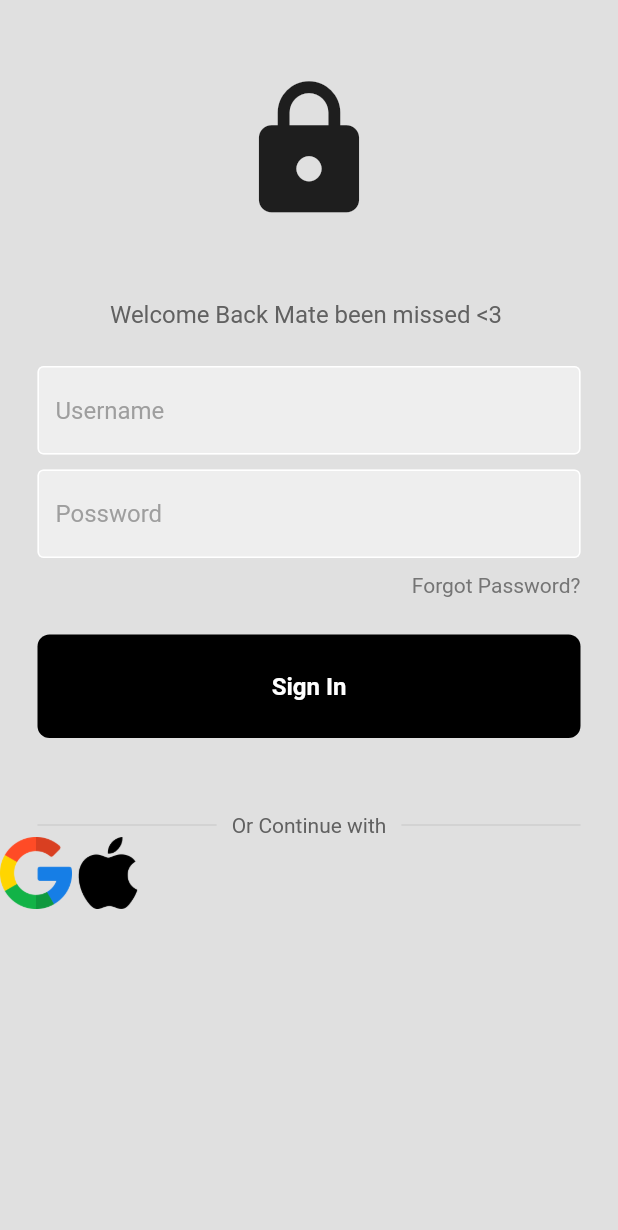
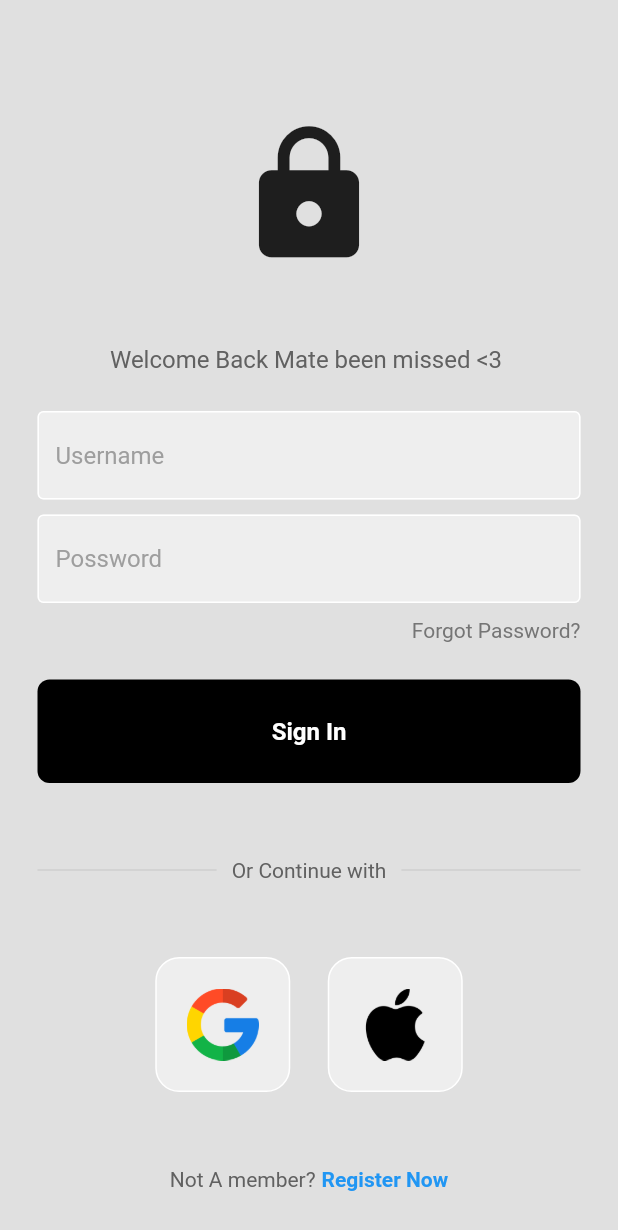
Before and after one commit to Kadrklc/all_together, a Flutter app: the screen it shows after launch, on a phone screen of 412 x 824 dp. Shown: the top 1230 px of the screen. Run offline on Flutter 3.47's test engine with Material 2 defaults, Android fonts, the phone set to English and light mode, and no system bars.

Commit message:
final ui
final login page

```diff
--- a/lib/components/square_tile.dart
+++ b/lib/components/square_tile.dart
@@ -7,6 +7,12 @@ class SquareTile extends StatelessWidget {
   @override
   Widget build(BuildContext context) {
     return Container(
+      padding: EdgeInsets.all(20),
+      decoration: BoxDecoration(
+        border: Border.all(color: Colors.white),
+        borderRadius: BorderRadius.circular(16),
+        color: Colors.grey[200],
+      ),
       child: Image.asset(
         imagePath,
         height: 48,
--- a/lib/main.dart
+++ b/lib/main.dart
@@ -25,7 +25,7 @@ class myhomepage extends StatelessWidget {
   final usernameController = TextEditingController();
   final passwordcontroller = TextEditingController();
 
-  //sign user
+  //sign user in method
   void signUserIn() {}
 
   @override
@@ -35,6 +35,7 @@ class myhomepage extends StatelessWidget {
       body: SafeArea(
         child: Center(
           child: Column(
+            mainAxisAlignment: MainAxisAlignment.center,
             children: [
               SizedBox(height: 50),
               //logo
@@ -116,13 +117,41 @@ class myhomepage extends StatelessWidget {
                   ],
                 ),
               ),
+
+              const SizedBox(height: 50),
               Row(
-                children: [
+                mainAxisAlignment: MainAxisAlignment.center,
+                children: const [
                   //google
                   SquareTile(imagePath: 'lib/images/google.png'),
 
+                  SizedBox(width: 25),
+
                   //apple
                   SquareTile(imagePath: 'lib/images/apple.png'),
+                ],
+              ),
+
+              const SizedBox(height: 50),
+              // not a memeber Register
+
+              Row(
+                mainAxisAlignment: MainAxisAlignment.center,
+                children: [
+                  Text(
+                    'Not A member?',
+                    style: TextStyle(
+                      color: Colors.grey[700],
+                    ),
+                  ),
+                  const SizedBox(width: 4),
+                  const Text(
+                    'Register Now',
+                    style: TextStyle(
+                      color: Colors.blue,
+                      fontWeight: FontWeight.bold,
+                    ),
+                  ),
                 ],
               )
             ],
```
